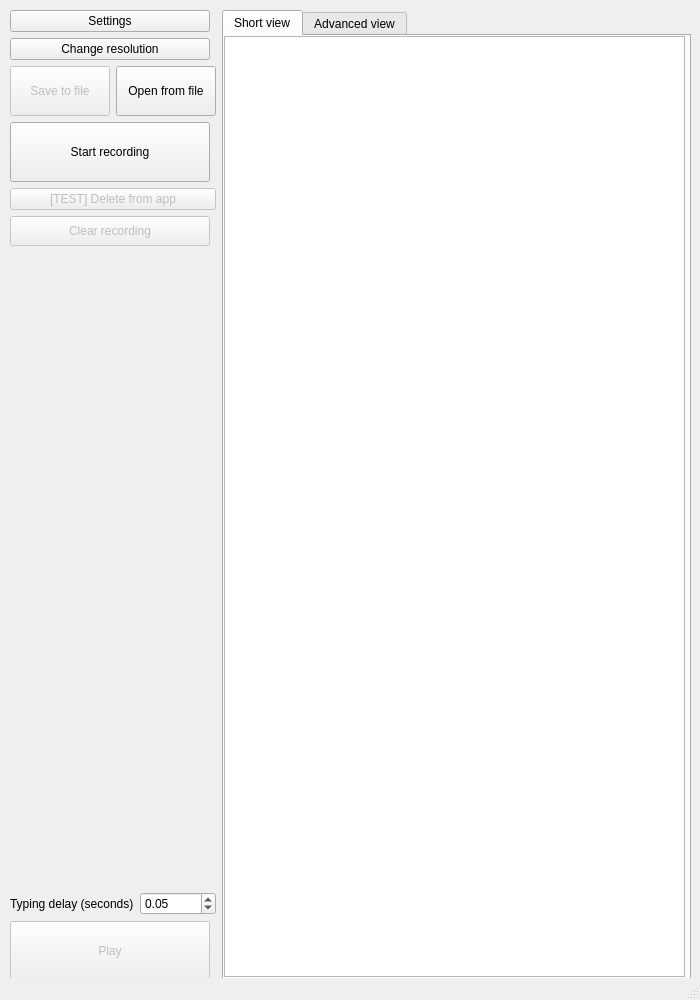
Qt form app_ui.ui (Andrew-71/KeyRecorder) before a commit.
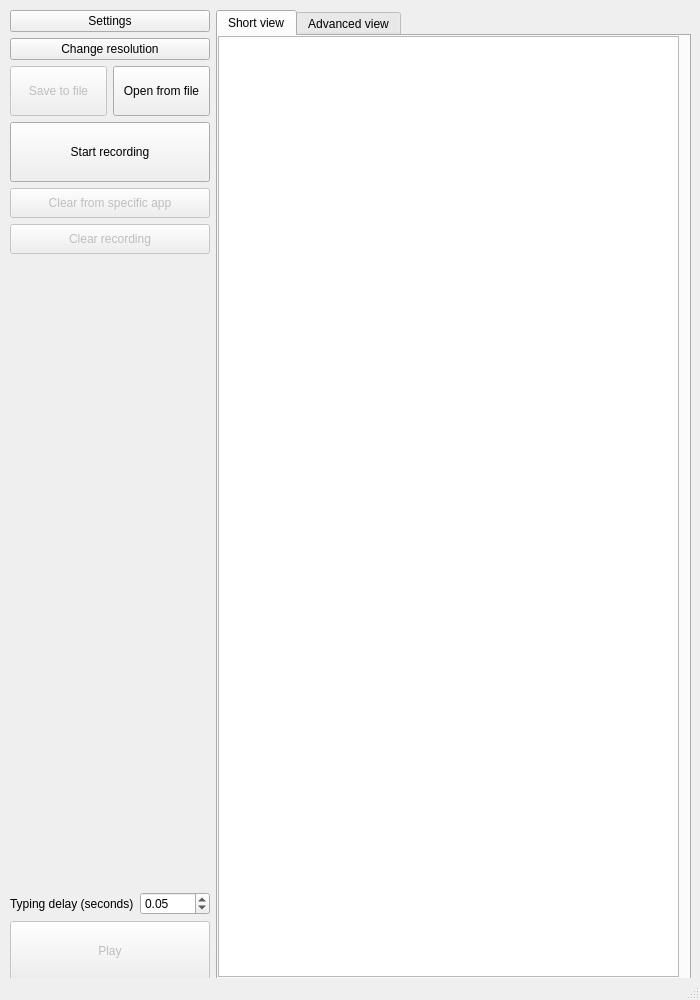
The same form after that commit.

```diff
--- a/app_ui.ui
+++ b/app_ui.ui
@@ -97,7 +97,7 @@
            </property>
            <property name="minimumSize">
             <size>
-             <width>100</width>
+             <width>97</width>
              <height>50</height>
             </size>
            </property>
@@ -119,7 +119,7 @@
            </property>
            <property name="minimumSize">
             <size>
-             <width>100</width>
+             <width>97</width>
              <height>50</height>
             </size>
            </property>
@@ -157,8 +157,20 @@
          <property name="enabled">
           <bool>false</bool>
          </property>
+         <property name="sizePolicy">
+          <sizepolicy hsizetype="Fixed" vsizetype="Fixed">
+           <horstretch>0</horstretch>
+           <verstretch>0</verstretch>
+          </sizepolicy>
+         </property>
+         <property name="minimumSize">
+          <size>
+           <width>200</width>
+           <height>30</height>
+          </size>
+         </property>
          <property name="text">
-          <string>[TEST] Delete from app</string>
+          <string>Clear from specific app</string>
          </property>
         </widget>
        </item>
```
Left out of the diff: 5 changed lines with no effect on the pictures.
